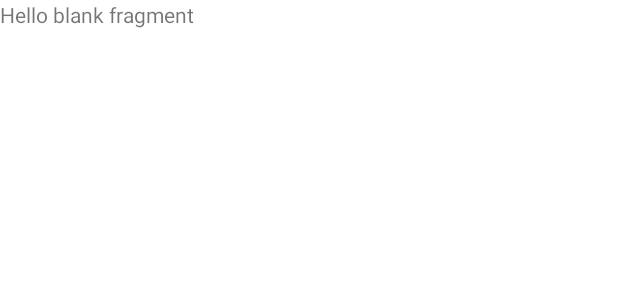
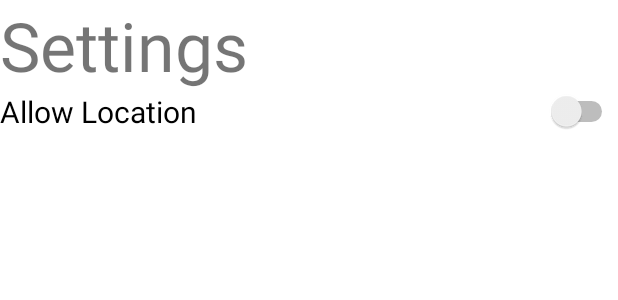
Before and after one commit to CSCI4325-MobileGroup3/Android_RestaurantPicker, an Android app: the layout fragment_settings.xml on its own in the app's theme, with its tools: preview values and no code run, on a phone screen of 412 x 824 dp. Shown: the top 300 px of the screen. Run offline under Robolectric (Android 15) with nearby library versions, the phone set to English and light mode, and no system bars.

Commit message:
Implemented Setting Screen

```diff
--- a/app/src/main/res/layout/fragment_settings.xml
+++ b/app/src/main/res/layout/fragment_settings.xml
@@ -1,14 +1,28 @@
 <?xml version="1.0" encoding="utf-8"?>
 <FrameLayout xmlns:android="http://schemas.android.com/apk/res/android"
+    xmlns:app="http://schemas.android.com/apk/res-auto"
     xmlns:tools="http://schemas.android.com/tools"
     android:layout_width="match_parent"
     android:layout_height="match_parent"
     tools:context=".SettingsFragment">
 
-    <!-- TODO: Update blank fragment layout -->
-    <TextView
+    <LinearLayout
         android:layout_width="match_parent"
         android:layout_height="match_parent"
-        android:text="@string/hello_blank_fragment" />
+        android:orientation="vertical" >
 
+        <TextView
+            android:id="@+id/fragmentTitleBar"
+            android:layout_width="match_parent"
+            android:layout_height="wrap_content"
+            android:text="Settings"
+            android:textSize="45dp"/>
+
+        <Switch
+            android:id="@+id/allowLocationSwitch"
+            android:layout_width="match_parent"
+            android:layout_height="wrap_content"
+            android:text="Allow Location"
+            android:textSize="20dp"/>
+    </LinearLayout>
 </FrameLayout>
```
